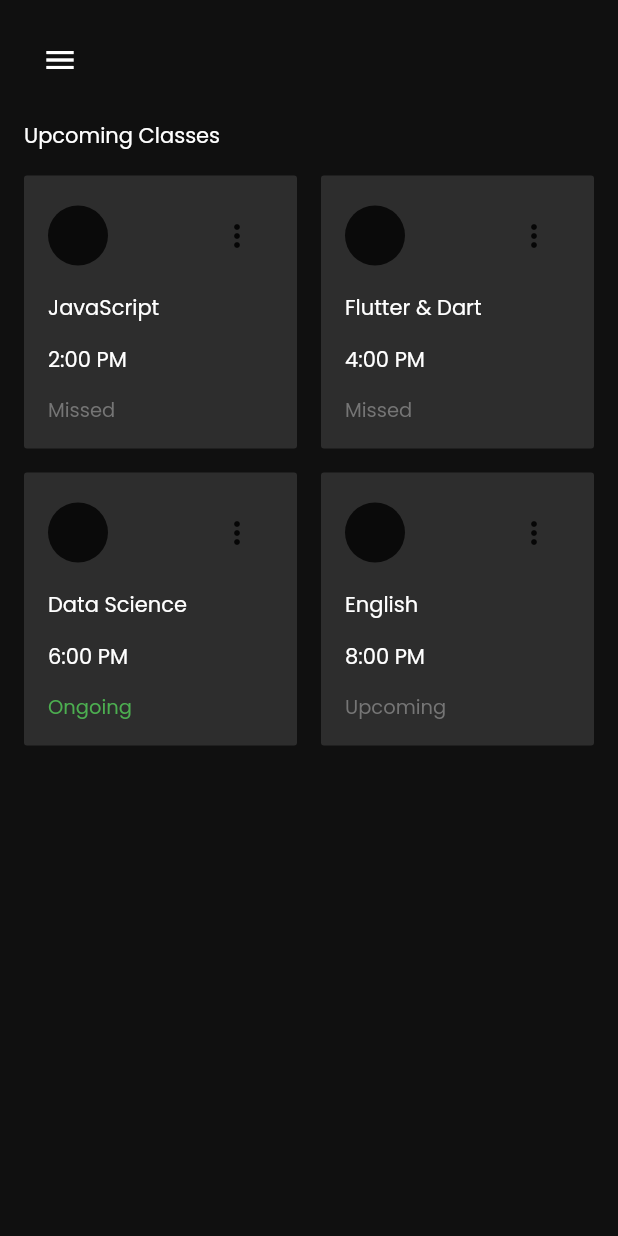
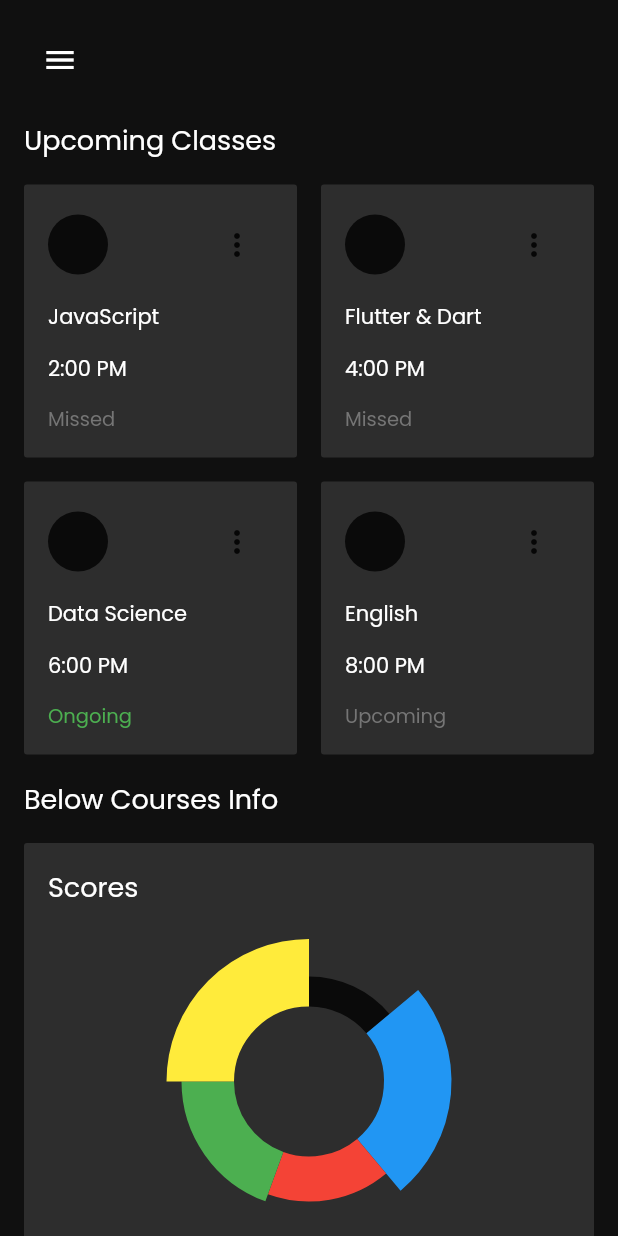
Before and after one commit to mabdullah412/responsive-dashboard-ui-flutter, a Flutter app: the screen it shows after launch, on a phone screen of 412 x 824 dp. Run offline on Flutter 3.47's test engine with Material 2 defaults, Android fonts, the phone set to English and light mode, and no system bars; drawn by our look-alikes of fl_chart.

Commit message:
add right panel, add the scores category in the right panel

```diff
--- a/lib/screens/components/courses_info.dart
+++ b/lib/screens/components/courses_info.dart
@@ -14,7 +14,7 @@ class CoursesInfo extends StatelessWidget {
     return Column(
       crossAxisAlignment: CrossAxisAlignment.start,
       children: [
-        const Text('Upcoming Classes'),
+        const Text('Upcoming Classes', style: TextStyle(fontSize: 18)),
         const SizedBox(height: defaultPadding),
         Responsive(
           mobile: CourseInfoGridView(
--- /dev/null
+++ b/lib/screens/components/scores_and_assignments.dart
@@ -0,0 +1,129 @@
+import 'package:fl_chart/fl_chart.dart';
+import 'package:flutter/material.dart';
+
+import '../../constants.dart';
+
+class ScoresAndAssignments extends StatelessWidget {
+  const ScoresAndAssignments({
+    Key? key,
+  }) : super(key: key);
+
+  @override
+  Widget build(BuildContext context) {
+    return Container(
+      padding: const EdgeInsets.all(defaultPadding),
+      decoration: const BoxDecoration(
+        color: Colors.white12,
+        borderRadius: BorderRadius.all(Radius.circular(2)),
+      ),
+      child: Column(
+        crossAxisAlignment: CrossAxisAlignment.start,
+        children: [
+          const Text('Scores', style: TextStyle(fontSize: 18)),
+          const SizedBox(height: defaultPadding),
+          SizedBox(
+            height: 200,
+            child: PieChart(
+              PieChartData(
+                sectionsSpace: 0,
+                centerSpaceRadius: 50,
+                startDegreeOffset: -90,
+                sections: pieChartSectionData,
+              ),
+            ),
+          ),
+          const SizedBox(height: defaultPadding),
+          // ! Hint
+          Column(
+            children: [
+              Row(
+                children: const [
+                  CircleAvatar(
+                    radius: 5,
+                    backgroundColor: Colors.blue,
+                  ),
+                  SizedBox(width: defaultPadding),
+                  Text('Flutter & Dart'),
+                ],
+              ),
+              Row(
+                children: const [
+                  CircleAvatar(
+                    radius: 5,
+                    backgroundColor: Colors.yellow,
+                  ),
+                  SizedBox(width: defaultPadding),
+                  Text('JavaScript'),
+                ],
+              ),
+              Row(
+                children: const [
+                  CircleAvatar(
+                    radius: 5,
+                    backgroundColor: Colors.green,
+                  ),
+                  SizedBox(width: defaultPadding),
+                  Text('Data Science'),
+                ],
+              ),
+              Row(
+                children: const [
+                  CircleAvatar(
+                    radius: 5,
+                    backgroundColor: Colors.red,
+                  ),
+                  SizedBox(width: defaultPadding),
+                  Text('English'),
+                ],
+              ),
+            ],
+          ),
+          const SizedBox(height: defaultPadding),
+          const Text(
+            'Assignments',
+            style: TextStyle(fontSize: 18),
+          ),
+          const SizedBox(height: defaultPadding),
+        ],
+      ),
+    );
+  }
+}
+
+List<PieChartSectionData> pieChartSectionData = [
+  PieChartSectionData(
+    color: secondaryColor,
+    value: 25,
+    title: 'English',
+    radius: 20,
+    showTitle: false,
+  ),
+  PieChartSectionData(
+    color: Colors.blue,
+    value: 45,
+    title: 'Flutter',
+    radius: 45,
+    showTitle: false,
+  ),
+  PieChartSectionData(
+    color: Colors.red,
+    value: 30,
+    title: 'English',
+    radius: 30,
+    showTitle: false,
+  ),
+  PieChartSectionData(
+    color: Colors.green,
+    value: 35,
+    title: 'DS',
+    radius: 35,
+    showTitle: false,
+  ),
+  PieChartSectionData(
+    color: Colors.yellow,
+    value: 45,
+    title: 'JS',
+    radius: 45,
+    showTitle: false,
+  ),
+];
--- a/lib/screens/dashboard_screen.dart
+++ b/lib/screens/dashboard_screen.dart
@@ -1,9 +1,10 @@
 import 'package:flutter/material.dart';
-import 'package:responsive_dashboard_ui/screens/components/courses_info.dart';
 
 import '../constants.dart';
 import '../responsive.dart';
+import 'components/courses_info.dart';
 import 'components/header.dart';
+import 'components/scores_and_assignments.dart';
 
 class DashboardScreen extends StatelessWidget {
   const DashboardScreen({Key? key}) : super(key: key);
@@ -26,8 +27,17 @@ class DashboardScreen extends StatelessWidget {
                   flex: 5,
                   child: Column(
                     crossAxisAlignment: CrossAxisAlignment.start,
-                    children: const [
-                      CoursesInfo(),
+                    children: [
+                      const CoursesInfo(),
+                      const SizedBox(height: defaultPadding),
+                      const Text(
+                        'Below Courses Info',
+                        style: TextStyle(fontSize: 18),
+                      ),
+                      if (Responsive.isMobile(context))
+                        const SizedBox(height: defaultPadding),
+                      if (Responsive.isMobile(context))
+                        const ScoresAndAssignments(),
                     ],
                   ),
                 ),
@@ -38,13 +48,9 @@ class DashboardScreen extends StatelessWidget {
 
                 // ! right panel
                 if (!Responsive.isMobile(context))
-                  Expanded(
+                  const Expanded(
                     flex: 2,
-                    child: Column(
-                      children: const [
-                        Text('Right Panel'),
-                      ],
-                    ),
+                    child: ScoresAndAssignments(),
                   ),
               ],
             ),
--- a/pubspec.yaml
+++ b/pubspec.yaml
@@ -35,6 +35,7 @@ dependencies:
   # Use with the CupertinoIcons class for iOS style icons.
   cupertino_icons: ^1.0.2
   provider: ^6.0.3
+  fl_chart: ^0.55.0
 
 dev_dependencies:
   flutter_test:
```
Also changed, not shown: pubspec.lock.
